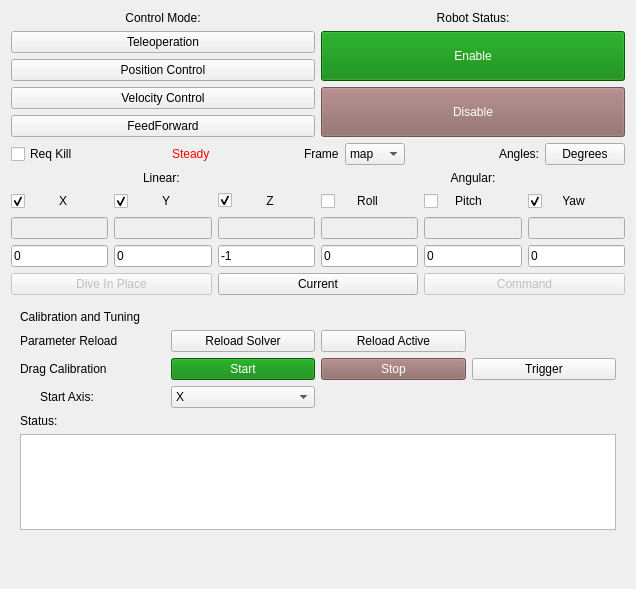
This is riptide_rviz/riptide_rviz/src/ControlPanel.ui in osu-uwrt/riptide_gui as Qt 5 draws it before an edit. The edited form follows.
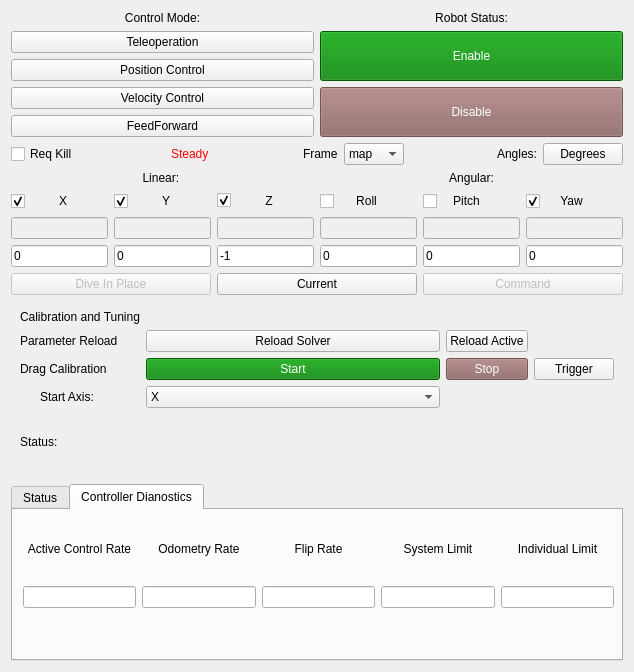
This is the edited form.

Commit message: Added in controller diagnostics

```diff
--- a/riptide_rviz/riptide_rviz/src/ControlPanel.ui
+++ b/riptide_rviz/riptide_rviz/src/ControlPanel.ui
@@ -9,8 +9,8 @@
    <rect>
     <x>0</x>
     <y>0</y>
-    <width>636</width>
-    <height>589</height>
+    <width>634</width>
+    <height>672</height>
    </rect>
   </property>
   <property name="windowTitle">
@@ -710,42 +710,6 @@
    <item>
     <widget class="QWidget" name="widget" native="true">
      <layout class="QGridLayout" name="gridLayout">
-      <item row="0" column="0">
-       <widget class="QLabel" name="label_4">
-        <property name="text">
-         <string>Calibration and Tuning</string>
-        </property>
-       </widget>
-      </item>
-      <item row="6" column="0">
-       <widget class="QLabel" name="label_8">
-        <property name="text">
-         <string>Status:</string>
-        </property>
-       </widget>
-      </item>
-      <item row="2" column="3">
-       <widget class="QPushButton" name="dragTrigger">
-        <property name="text">
-         <string>Trigger</string>
-        </property>
-       </widget>
-      </item>
-      <item row="2" column="2">
-       <widget class="QPushButton" name="dragStop">
-        <property name="enabled">
-         <bool>false</bool>
-        </property>
-        <property name="styleSheet">
-         <string notr="true">QPushButton {color: white; background:red;}
-
-QPushButton:!enabled{color:white; background: rgb(140, 100, 100)}</string>
-        </property>
-        <property name="text">
-         <string>Stop</string>
-        </property>
-       </widget>
-      </item>
       <item row="2" column="0">
        <widget class="QLabel" name="label_5">
         <property name="text">
@@ -753,6 +717,33 @@
         </property>
        </widget>
       </item>
+      <item row="2" column="3">
+       <widget class="QPushButton" name="dragTrigger">
+        <property name="text">
+         <string>Trigger</string>
+        </property>
+       </widget>
+      </item>
+      <item row="1" column="0">
+       <widget class="QLabel" name="label_10">
+        <property name="text">
+         <string>Parameter Reload</string>
+        </property>
+       </widget>
+      </item>
+      <item row="1" column="1">
+       <widget class="QPushButton" name="reloadSolver">
+        <property name="text">
+         <string>Reload Solver</string>
+        </property>
+       </widget>
+      </item>
+      <item row="6" column="1">
+       <widget class="QStackedWidget" name="stackedWidget">
+        <widget class="QWidget" name="page"/>
+        <widget class="QWidget" name="page_2"/>
+       </widget>
+      </item>
       <item row="5" column="0">
        <widget class="QLabel" name="label_9">
         <property name="text">
@@ -763,6 +754,20 @@
         </property>
        </widget>
       </item>
+      <item row="1" column="2">
+       <widget class="QPushButton" name="reloadActive">
+        <property name="text">
+         <string>Reload Active</string>
+        </property>
+       </widget>
+      </item>
+      <item row="0" column="0">
+       <widget class="QLabel" name="label_4">
+        <property name="text">
+         <string>Calibration and Tuning</string>
+        </property>
+       </widget>
+      </item>
       <item row="2" column="1">
        <widget class="QPushButton" name="dragStart">
         <property name="styleSheet">
@@ -774,6 +779,13 @@
         </property>
        </widget>
       </item>
+      <item row="6" column="0">
+       <widget class="QLabel" name="label_8">
+        <property name="text">
+         <string>Status:</string>
+        </property>
+       </widget>
+      </item>
       <item row="5" column="1">
        <widget class="QComboBox" name="dragCalStartAxis">
         <item>
@@ -808,27 +820,18 @@
         </item>
        </widget>
       </item>
-      <item row="7" column="0" colspan="4">
-       <widget class="QTextBrowser" name="calStatus"/>
-      </item>
-      <item row="1" column="0">
-       <widget class="QLabel" name="label_10">
-        <property name="text">
-         <string>Parameter Reload</string>
+      <item row="2" column="2">
+       <widget class="QPushButton" name="dragStop">
+        <property name="enabled">
+         <bool>false</bool>
         </property>
-       </widget>
-      </item>
-      <item row="1" column="2">
-       <widget class="QPushButton" name="reloadActive">
-        <property name="text">
-         <string>Reload Active</string>
+        <property name="styleSheet">
+         <string notr="true">QPushButton {color: white; background:red;}
+
+QPushButton:!enabled{color:white; background: rgb(140, 100, 100)}</string>
         </property>
-       </widget>
-      </item>
-      <item row="1" column="1">
-       <widget class="QPushButton" name="reloadSolver">
         <property name="text">
-         <string>Reload Solver</string>
+         <string>Stop</string>
         </property>
        </widget>
       </item>
@@ -836,17 +839,151 @@
     </widget>
    </item>
    <item>
-    <spacer name="verticalSpacer">
-     <property name="orientation">
-      <enum>Qt::Vertical</enum>
+    <widget class="QTabWidget" name="tabWidget">
+     <property name="currentIndex">
+      <number>1</number>
      </property>
-     <property name="sizeHint" stdset="0">
-      <size>
-       <width>20</width>
-       <height>134</height>
-      </size>
-     </property>
-    </spacer>
+     <widget class="QWidget" name="Status">
+      <attribute name="title">
+       <string>Status</string>
+      </attribute>
+      <widget class="QTextBrowser" name="calStatus">
+       <property name="geometry">
+        <rect>
+         <x>-10</x>
+         <y>-10</y>
+         <width>618</width>
+         <height>136</height>
+        </rect>
+       </property>
+      </widget>
+     </widget>
+     <widget class="QWidget" name="ControllerDiagnostics">
+      <attribute name="title">
+       <string>Controller Dianostics</string>
+      </attribute>
+      <widget class="QWidget" name="horizontalLayoutWidget">
+       <property name="geometry">
+        <rect>
+         <x>10</x>
+         <y>7</y>
+         <width>591</width>
+         <height>91</height>
+        </rect>
+       </property>
+       <layout class="QHBoxLayout" name="horizontalLayout_4">
+        <item>
+         <layout class="QVBoxLayout" name="verticalLayout_8">
+          <item>
+           <widget class="QLabel" name="label_12">
+            <property name="text">
+             <string>Active Control Rate</string>
+            </property>
+            <property name="alignment">
+             <set>Qt::AlignCenter</set>
+            </property>
+           </widget>
+          </item>
+          <item>
+           <widget class="QLineEdit" name="ACDiagnostics">
+            <property name="alignment">
+             <set>Qt::AlignHCenter|Qt::AlignTop</set>
+            </property>
+           </widget>
+          </item>
+         </layout>
+        </item>
+        <item>
+         <layout class="QVBoxLayout" name="verticalLayout_10">
+          <item>
+           <widget class="QLabel" name="label_13">
+            <property name="text">
+             <string>Odometry Rate</string>
+            </property>
+            <property name="alignment">
+             <set>Qt::AlignCenter</set>
+            </property>
+           </widget>
+          </item>
+          <item>
+           <widget class="QLineEdit" name="OdomDiagnostics">
+            <property name="alignment">
+             <set>Qt::AlignHCenter|Qt::AlignTop</set>
+            </property>
+           </widget>
+          </item>
+         </layout>
+        </item>
+        <item>
+         <layout class="QVBoxLayout" name="verticalLayout_11">
+          <item>
+           <widget class="QLabel" name="label_22">
+            <property name="text">
+             <string>Flip Rate</string>
+            </property>
+            <property name="alignment">
+             <set>Qt::AlignCenter</set>
+            </property>
+           </widget>
+          </item>
+          <item>
+           <widget class="QLineEdit" name="FlipDiagnostics">
+            <property name="alignment">
+             <set>Qt::AlignHCenter|Qt::AlignTop</set>
+            </property>
+           </widget>
+          </item>
+         </layout>
+        </item>
+        <item>
+         <layout class="QVBoxLayout" name="verticalLayout_9">
+          <item>
+           <widget class="QLabel" name="label_20">
+            <property name="text">
+             <string>System Limit</string>
+            </property>
+            <property name="alignment">
+             <set>Qt::AlignCenter</set>
+            </property>
+           </widget>
+          </item>
+          <item>
+           <widget class="QLineEdit" name="SLDiagnostics">
+            <property name="alignment">
+             <set>Qt::AlignHCenter|Qt::AlignTop</set>
+            </property>
+           </widget>
+          </item>
+         </layout>
+        </item>
+        <item>
+         <layout class="QVBoxLayout" name="verticalLayout_7">
+          <property name="sizeConstraint">
+           <enum>QLayout::SetFixedSize</enum>
+          </property>
+          <item>
+           <widget class="QLabel" name="label_21">
+            <property name="text">
+             <string>Individual Limit</string>
+            </property>
+            <property name="alignment">
+             <set>Qt::AlignCenter</set>
+            </property>
+           </widget>
+          </item>
+          <item>
+           <widget class="QLineEdit" name="ILDiagnostics">
+            <property name="alignment">
+             <set>Qt::AlignHCenter|Qt::AlignTop</set>
+            </property>
+           </widget>
+          </item>
+         </layout>
+        </item>
+       </layout>
+      </widget>
+     </widget>
+    </widget>
    </item>
   </layout>
  </widget>
```
Left out of the diff: 1 changed line with no effect on the pictures. The commit also changes 3 other files.
